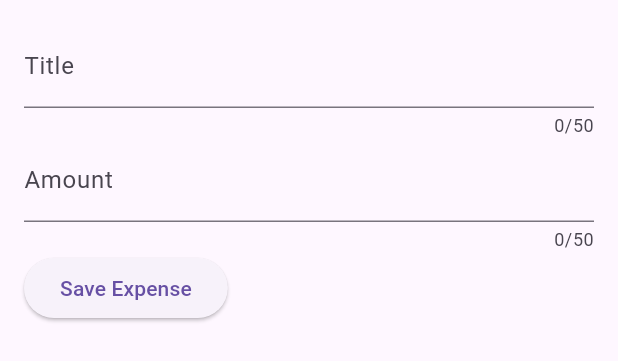
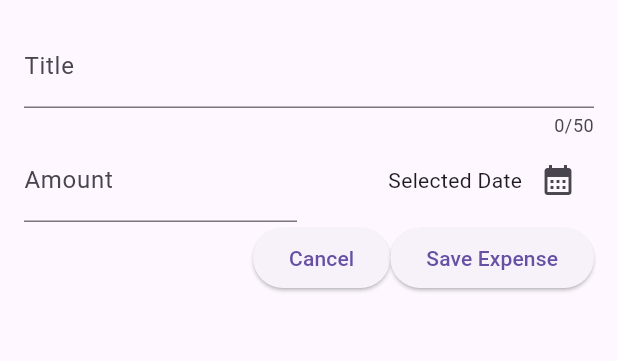
Before and after one commit to IdkBored-d/expense_tracker_fa2025, a Flutter app: the NewExpense widget shown alone on an empty page, opened directly, on a phone screen of 412 x 824 dp. Shown: the top 361 px of the screen. Run offline on Flutter 3.47's test engine with Material 3 defaults, Android fonts, the light colour scheme and no system bars; missing offline and left inert: dart:ffi.

Commit message:
Added row for date button and text

```diff
--- a/lib/new_expense.dart
+++ b/lib/new_expense.dart
@@ -34,15 +34,33 @@ class _NewExpenseState extends State<NewExpense>{
             keyboardType: TextInputType.name,
             decoration: InputDecoration(label: Text('Title')),
             ),
-            TextField(
-            controller: _amountController,
-            maxLength: 50,
-            keyboardType: TextInputType.number,
-            decoration: InputDecoration(
-              prefix: Text('\$'),
-              label: Text('Amount')),
+            Row(
+              children: [
+                Expanded(
+                  child: TextField(
+                  controller: _amountController,
+                  keyboardType: TextInputType.number,
+                  decoration: InputDecoration(
+                    prefix: Text('\$'),
+                    label: Text('Amount')),
+                  ),
+                ),
+                const SizedBox(width:16),
+                Expanded(
+                  child: Row(
+                    mainAxisAlignment: MainAxisAlignment.end,
+                    crossAxisAlignment: CrossAxisAlignment.center,
+                    children: [Text("Selected Date"),
+                  IconButton(onPressed: () {}, icon: const Icon(Icons.calendar_month),
+            ),
+            ])),
+              ],
             ),
             Row(children: [
+              Spacer(),
+              ElevatedButton(onPressed: (){
+                Navigator.pop(context);
+              }, child: Text("Cancel")),
               ElevatedButton(
                 onPressed: (){
                   print(_titleController.text);
```
